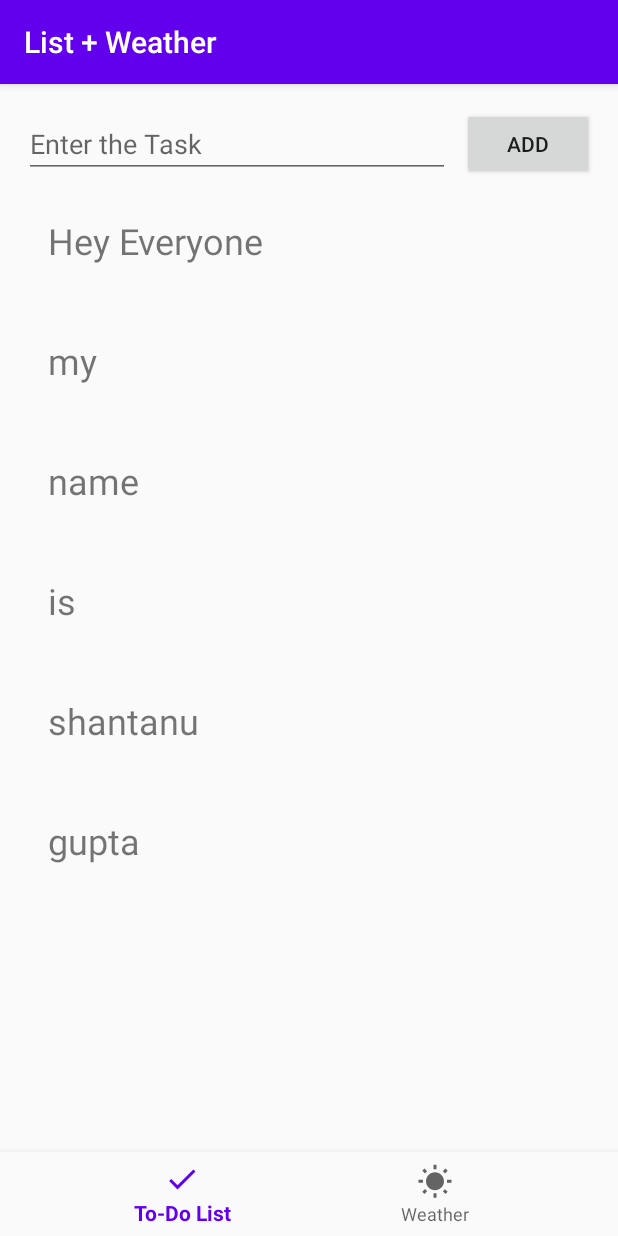
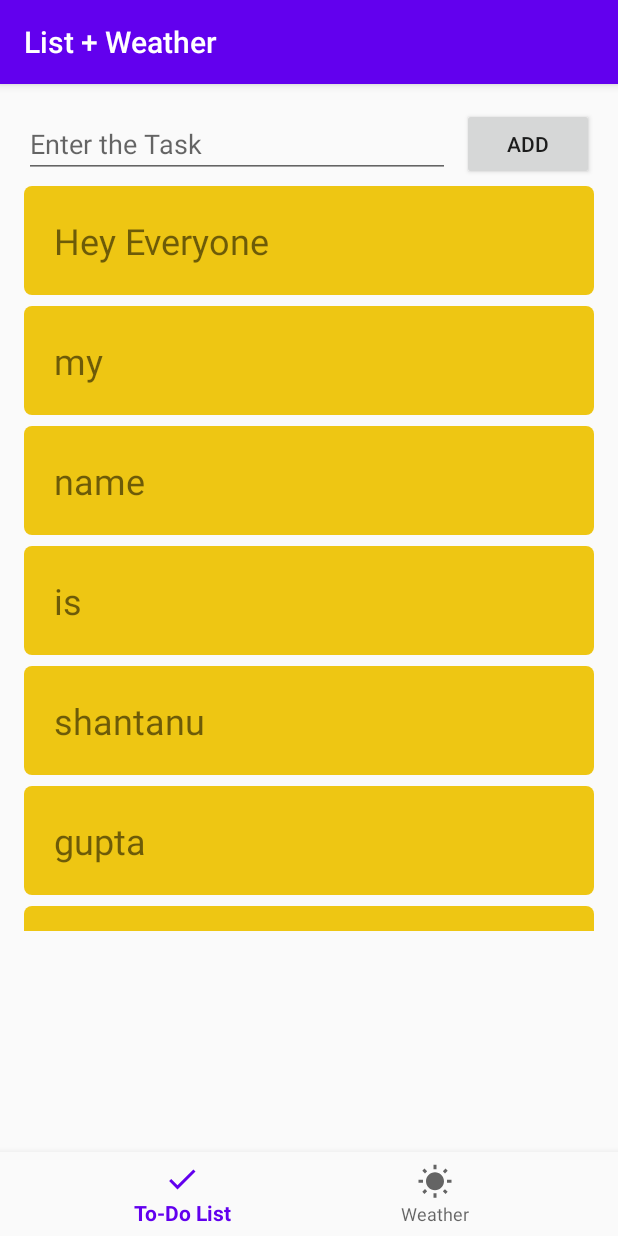
Before and after one commit to GuptaShantanu6/To-Do-List-Weather-Application, an Android app: the screen it shows after launch (MainActivity), on a phone screen of 412 x 824 dp. Run offline under Robolectric (Android 15) with nearby library versions, the light colour scheme and no system bars; libraries missing offline, so code that uses them is left out: jp.wasabeef.recyclerview; 1 statement that could not run was skipped.

Commit message:
List: Added Add Animation and changed item Background

```diff
--- a/app/build.gradle
+++ b/app/build.gradle
@@ -41,4 +41,7 @@ dependencies {
     //recycler view dependency
     implementation 'androidx.recyclerview:recyclerview:1.1.0'
 
+    //recycler view animation
+    implementation 'jp.wasabeef:recyclerview-animators:4.0.0'
+
 }
--- /dev/null
+++ b/app/src/main/res/drawable/rounded_corner.xml
@@ -0,0 +1,13 @@
+<?xml version="1.0" encoding="utf-8"?>
+<shape xmlns:android="http://schemas.android.com/apk/res/android">
+
+    <solid android:color="#EEC613"/>
+
+    <padding
+        android:left="1dp"
+        android:right="1dp"
+        android:bottom="1dp"
+        android:top="1dp"/>
+
+    <corners android:radius="5dp"/>
+</shape>
--- a/app/src/main/res/layout/fragment_list.xml
+++ b/app/src/main/res/layout/fragment_list.xml
@@ -39,7 +39,7 @@
         app:layout_constraintEnd_toStartOf="@+id/addButton"
         app:layout_constraintStart_toStartOf="parent"
         app:layout_constraintTop_toTopOf="parent"
-        app:layout_constraintBottom_toTopOf="@id/recycleViewId"/>
+        app:layout_constraintBottom_toTopOf="@id/recycleViewId" />
 
     <Button
         android:id="@+id/addButton"
--- a/app/src/main/res/layout/item_todo.xml
+++ b/app/src/main/res/layout/item_todo.xml
@@ -3,9 +3,10 @@
     android:layout_width="match_parent"
     android:layout_height="80dp"
     xmlns:app="http://schemas.android.com/apk/res-auto"
-    android:padding="16dp">
+    >
 
     <TextView
+        android:padding="20dp"
         android:id="@+id/tvTitle"
         android:layout_width="0dp"
         android:layout_height="wrap_content"
@@ -14,6 +15,7 @@
         app:layout_constraintLeft_toLeftOf="parent"
         app:layout_constraintRight_toRightOf="parent"
         app:layout_constraintTop_toTopOf="parent"
-        app:layout_constraintBottom_toBottomOf="parent"/>
+        app:layout_constraintBottom_toBottomOf="parent"
+        android:background="@drawable/rounded_corner"/>
 
 </androidx.constraintlayout.widget.ConstraintLayout>
--- a/build.gradle
+++ b/build.gradle
@@ -6,7 +6,7 @@ buildscript {
         jcenter()
     }
     dependencies {
-        classpath "com.android.tools.build:gradle:4.0.1"
+        classpath 'com.android.tools.build:gradle:4.1.0'
         classpath "org.jetbrains.kotlin:kotlin-gradle-plugin:$kotlin_version"
 
         // NOTE: Do not place your application dependencies here; they belong
```
Also changed, not shown: app/src/main/java/com/example/listweather/fragments/ListFragment.kt (+9 -2 lines), gradle/wrapper/gradle-wrapper.properties.
